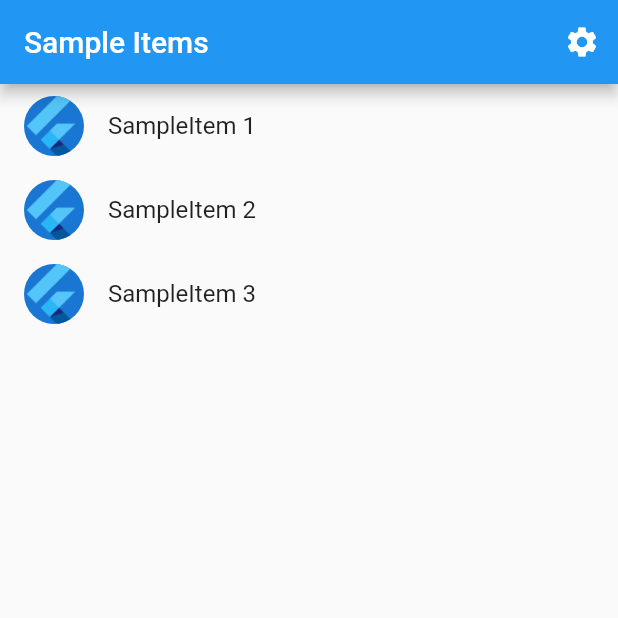
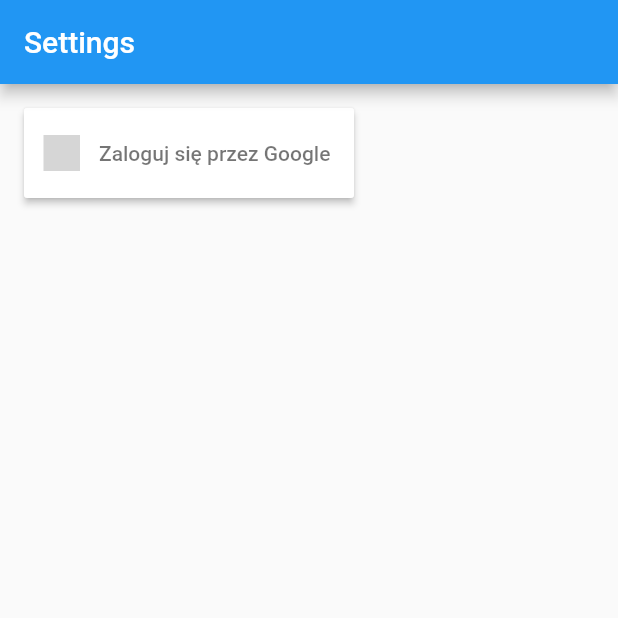
Before and after one commit to MrBallOG/travelling-app, a Flutter app: the screen it shows after launch, on a phone screen of 412 x 824 dp, the top half of it. Run offline on Flutter 3.47's test engine with Material 2 defaults, Android fonts, the phone set to English and light mode, and no system bars; our stand-ins replace firebase_auth, firebase_core, flutter_signin_button, google_sign_in; accounts and stored records are empty; generated files the repository leaves out were written again; grey boxes are pictures that could not be loaded.

Commit message:
add google sign in view

```diff
--- a/mobile/lib/main.dart
+++ b/mobile/lib/main.dart
@@ -1,5 +1,6 @@
 import 'package:flutter/material.dart';
 import 'package:firebase_core/firebase_core.dart';
+import 'package:mobile/src/sign_in/google_sign_in_controller.dart';
 import 'package:provider/provider.dart';
 
 import 'src/app.dart';
@@ -22,7 +23,8 @@ void main() async {
   // SettingsView.
   runApp(MultiProvider(
     providers: [
-      ChangeNotifierProvider(create: (context) => settingsController)
+      ChangeNotifierProvider(create: (context) => settingsController),
+      ChangeNotifierProvider(create: (context) => GoogleSingInController())
     ],
     child: const MyApp(),
   ));
--- a/mobile/lib/src/app.dart
+++ b/mobile/lib/src/app.dart
@@ -1,6 +1,10 @@
+import 'package:firebase_auth/firebase_auth.dart';
 import 'package:flutter/material.dart';
 import 'package:flutter_gen/gen_l10n/app_localizations.dart';
 import 'package:flutter_localizations/flutter_localizations.dart';
+import 'package:mobile/src/profile/profile_view.dart';
+import 'package:mobile/src/sign_in/google_sign_in_controller.dart';
+import 'package:mobile/src/sign_in/sign_in_view.dart';
 import 'package:provider/provider.dart';
 
 import 'sample_feature/sample_item_details_view.dart';
@@ -18,8 +22,9 @@ class MyApp extends StatelessWidget {
     //
     // The AnimatedBuilder Widget listens to the SettingsController for changes.
     // Whenever the user updates their settings, the MaterialApp is rebuilt.
-    return Consumer<SettingsController>(
-      builder: (context, settingsController, child) => AnimatedBuilder(
+    return Consumer2<SettingsController, GoogleSingInController>(
+      builder: (context, settingsController, googleSingInController, child) =>
+          AnimatedBuilder(
         animation: settingsController,
         builder: (BuildContext context, Widget? child) {
           return MaterialApp(
@@ -63,7 +68,12 @@ class MyApp extends StatelessWidget {
               return MaterialPageRoute<void>(
                 settings: routeSettings,
                 builder: (BuildContext context) {
+                  final user = FirebaseAuth.instance.currentUser;
+                  if (user == null) {
+                    return const SignInView();
+                  } else {
                     final arguments = routeSettings.arguments;
+
                     switch (routeSettings.name) {
                       case SettingsView.routeName:
                         return const SettingsView();
@@ -73,9 +83,12 @@ class MyApp extends StatelessWidget {
                         }
                         continue def;
                       case SampleItemListView.routeName:
+                        return const SampleItemListView();
+                      case ProfileView.routeName:
                       def:
                       default:
-                      return const SampleItemListView();
+                        return const ProfileView();
+                    }
                   }
                 },
               );
--- a/mobile/lib/src/sign_in/sign_in_view.dart
+++ b/mobile/lib/src/sign_in/sign_in_view.dart
@@ -0,0 +1,58 @@
+import 'package:flutter/material.dart';
+import 'package:flutter_signin_button/button_list.dart';
+import 'package:flutter_signin_button/button_view.dart';
+import 'package:mobile/src/sign_in/google_sign_in_controller.dart';
+import 'package:provider/provider.dart';
+
+class SignInView extends StatelessWidget {
+  const SignInView({super.key});
+
+  static const routeName = '/profile';
+
+  @override
+  Widget build(BuildContext context) {
+    return Scaffold(
+      appBar: AppBar(
+        title: const Text('Settings'),
+      ),
+      body: Padding(
+        padding: const EdgeInsets.all(16),
+        child: Consumer<GoogleSingInController>(
+          builder: (context, controller, child) => SizedBox(
+            // TextButton(
+            //   onPressed: () async {
+            //     final messenger = ScaffoldMessenger.of(context);
+            //     try {
+            //       await controller.loginUser();
+            //     } on ArgumentError catch (_) {
+            //       const snackBar = SnackBar(
+            //         content: Text('Nie udało się zalogować'),
+            //       );
+            //       messenger.showSnackBar(snackBar);
+            //     }
+            //   },
+            //   child: const Text("Zaloguj się przez Google"),
+            // ),
+            width: 220,
+            height: 60,
+            child: SignInButton(
+              Buttons.Google,
+              text: "Zaloguj się przez Google",
+              onPressed: () async {
+                final messenger = ScaffoldMessenger.of(context);
+                try {
+                  await controller.loginUser();
+                } on ArgumentError catch (_) {
+                  const snackBar = SnackBar(
+                    content: Text('Nie udało się zalogować'),
+                  );
+                  messenger.showSnackBar(snackBar);
+                }
+              },
+            ),
+          ),
+        ),
+      ),
+    );
+  }
+}
```
Also changed, not shown: mobile/lib/src/profile/profile_view.dart (+24 -0 lines), mobile/lib/src/sign_in/google_sign_in_controller.dart (+8 -11 lines). Lines whose indentation alone changed are shown as unchanged.
